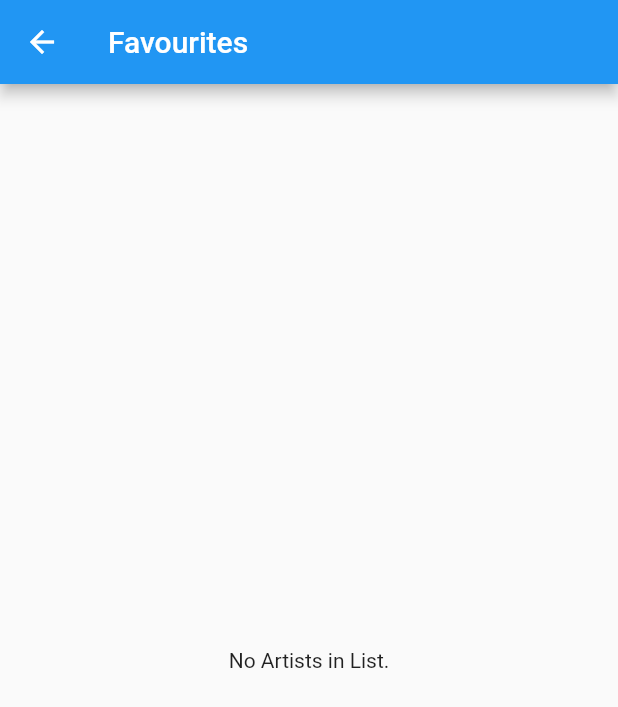
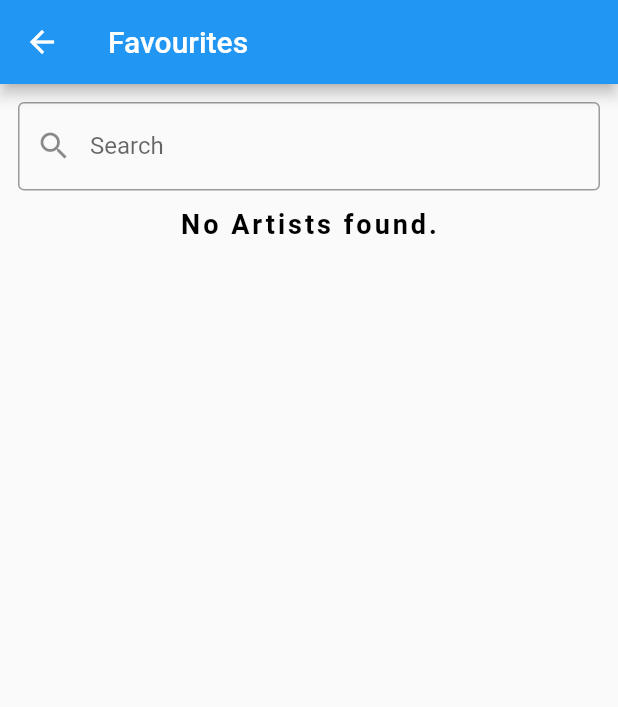
Before and after one commit to AxelOliver/spotify_api_app, a Flutter app: the ArtistsPage screen opened directly with empty values, after a tap on the "favorite outline" icon, on a phone screen of 412 x 824 dp. Shown: the top 707 px of the screen. Run offline on Flutter 3.47's test engine with Material 2 defaults, Android fonts, the phone set to English and light mode, and no system bars; our stand-ins replace flutter_dotenv, flutter_secure_storage, sqflite; accounts and stored records are empty; network calls fail.

Commit message:
added search bar to favourites

```diff
--- a/lib/data/dbHelper.dart
+++ b/lib/data/dbHelper.dart
@@ -31,6 +31,24 @@ class DbHelper {
     return artists;
   }
 
+  Future<List<Artist>> searchFavourites(String searchTerm) async {
+    if (searchTerm == "") {
+      print(searchTerm);
+      return getFavourites();
+    } else {
+      Database db = await instance.database;
+      var result = await db.query(
+          'favourite_artists',
+          where: 'UPPER(name) LIKE UPPER(\'%$searchTerm%\')',
+          orderBy: 'UPPER(name)');
+      //SELECT * FROM favourite_artists WHERE UPPER(name) LIKE UPPER(\'$searchTerm\')
+      List<Artist> artists = result.isNotEmpty?
+      result.map((e) => Artist.fromMap(e)).toList()
+          : [];
+      return artists;
+    }
+  }
+
   Future<int> add(Artist artist) async {
     Database db = await instance.database;
     return await db.insert('favourite_artists', artist.toMap());
--- a/lib/main.dart
+++ b/lib/main.dart
@@ -13,7 +13,6 @@ import 'services/endpoints.dart';
 Future<void> main() async {
   await dotenv.load();
   WidgetsFlutterBinding.ensureInitialized();
-  print(await getDatabasesPath());
   runApp(MyApp());
 }
 
@@ -42,10 +41,7 @@ class _LoginPageState extends State<LoginPage> {
   TextEditingController clientIdController = TextEditingController();
   TextEditingController clientSecretController = TextEditingController();
 
-  _loginPressed(
-    String clientID,
-    String clientSecret,
-  ) async {
+  _loginPressed(String clientID, String clientSecret) async {
     setState(() {
       isLoading = true;
     });
@@ -110,6 +106,7 @@ class _LoginPageState extends State<LoginPage> {
                           borderRadius: BorderRadius.circular(20)),
                       child: TextButton(
                         onPressed: () => _loginPressed(
+                          // best practise for storing keys?
                             dotenv.env['CLIENT_ID'] ?? 'Client id not found',
                             dotenv.env['CLIENT_SECRET'] ??
                                 'Client secret not found'),
--- a/lib/pages/favouritesPage.dart
+++ b/lib/pages/favouritesPage.dart
@@ -15,9 +15,22 @@ class FavouritesPage extends StatefulWidget {
 
 class _FavouritesPageState extends State<FavouritesPage> {
   final ApiManager _apiManager = ApiManager();
+  final TextEditingController _searchController = TextEditingController();
+  String searchString = "";
 
   _removeFavourite(String spotifyId) async {
     await DbHelper.instance.remove(spotifyId);
+  }
+  VoidCallback? _searchFavourites() {
+    setState(() {
+      searchString = _searchController.text;
+    });
+  }
+
+  @override
+  void dispose() {
+    _searchController.dispose();
+    super.dispose();
   }
 
   @override
@@ -27,15 +40,43 @@ class _FavouritesPageState extends State<FavouritesPage> {
         title: const Text('Favourites'),
       ),
       body: Center(
-          child: FutureBuilder<List<Artist>>(
-            future: DbHelper.instance.getFavourites(),
-            builder: (BuildContext context, AsyncSnapshot<List<Artist>> snapshot) {
+        child: Column(
+          children: [
+            Padding(
+              padding: const EdgeInsets.all(12),
+              child: TextField(
+                  controller: _searchController,
+                  decoration: const InputDecoration(
+                      prefixIcon: Icon(Icons.search),
+                      border: OutlineInputBorder(),
+                      labelText: 'Search',
+                      hintText: 'Search Favourites'),
+                  onChanged: (String? newValue) {
+                    setState(() {
+                      searchString = newValue!;
+                    });
+                  }
+              ),
+            ),
+            FutureBuilder<List<Artist>>(
+                future: DbHelper.instance.searchFavourites(searchString),
+                builder: (BuildContext context,
+                    AsyncSnapshot<List<Artist>> snapshot) {
                   if (!snapshot.hasData) {
-                return Center(child: Text('Loading...'));
+                    return const Center(child: Text('Loading...'));
                   }
                   return snapshot.data!.isEmpty
-                  ? Center(child: Text('No Artists in List.'))
-                  : ListView(
+                      ? const Center(
+                      child: Text(
+                      'No Artists found.',
+                    style: TextStyle(
+                        fontSize: 18,
+                        color: Colors.black,
+                        letterSpacing: 2.0,
+                        fontWeight: FontWeight.w700),
+                  ))
+                      : Flexible(
+                          child: ListView(
                             children: snapshot.data!.map((artist) {
                               return Center(
                                 child: ListTile(
@@ -58,19 +99,26 @@ class _FavouritesPageState extends State<FavouritesPage> {
                                         setState(() {
                                           _removeFavourite(artist.spotifyId);
                                         });
-                          }
-                      ),
+                                      }),
                                   onTap: () async {
-                        var artistObject = (await _apiManager.getArtistFromId(spotifyId: artist.spotifyId));
+                                    var artistObject =
+                                        (await _apiManager.getArtistFromId(
+                                            spotifyId: artist.spotifyId));
                                     await Navigator.push(
-                            context, MaterialPageRoute(builder: (_) => ArtistDetails(artistObject)));
+                                        context,
+                                        MaterialPageRoute(
+                                            builder: (_) =>
+                                                ArtistDetails(artistObject)));
                                     setState(() {});
                                   },
                                 ),
                               );
                             }).toList(),
+                          ),
                         );
                 }),
+          ],
+        ),
       ),
     );
   }
```
Lines whose indentation alone changed are shown as unchanged.
